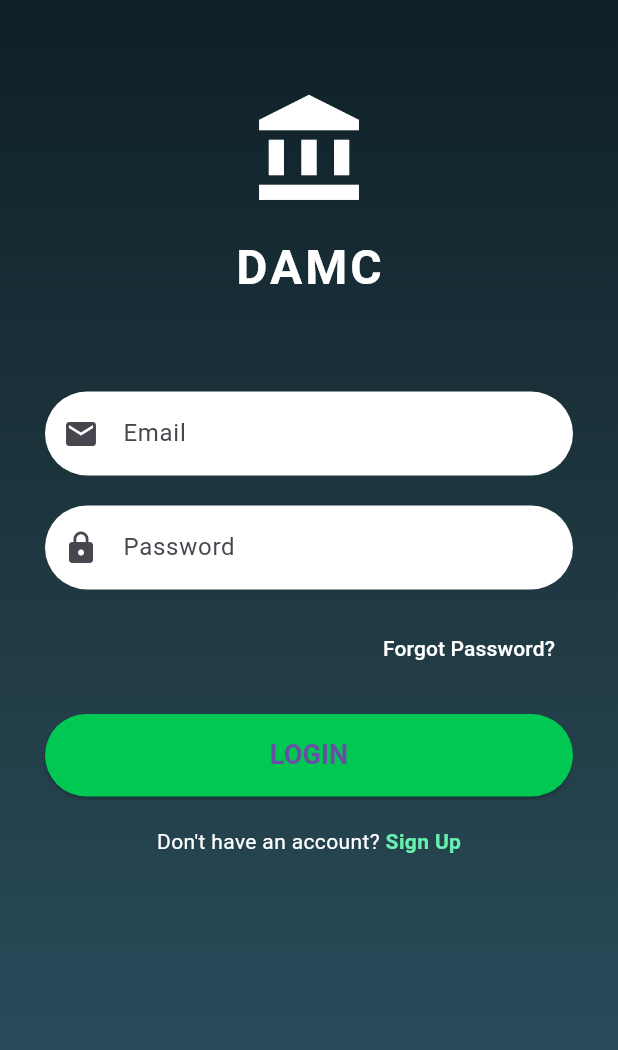
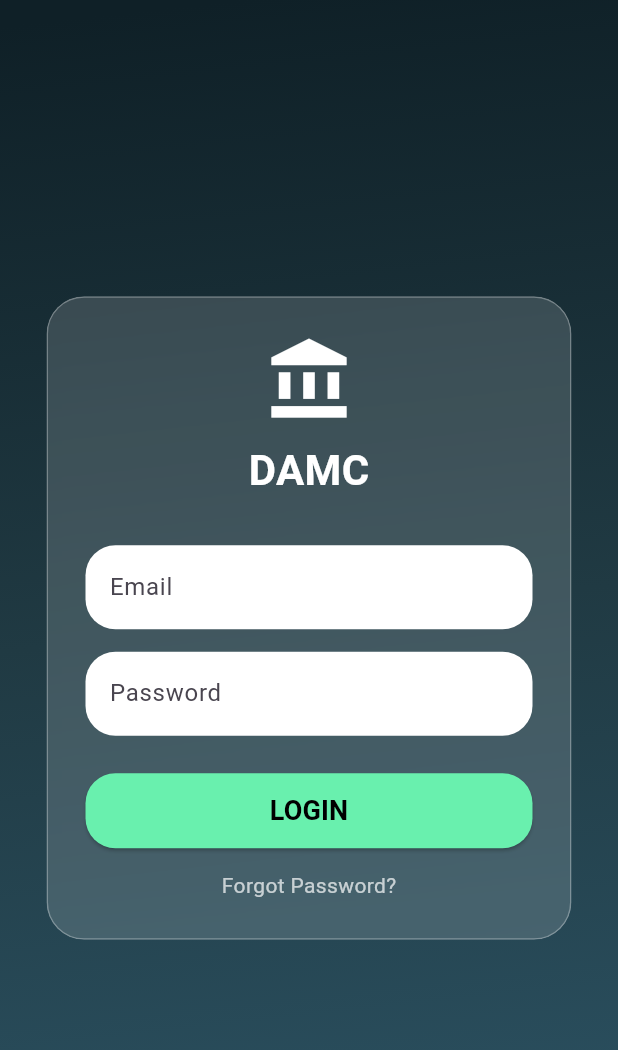
Before and after one commit to Sattwik-source/damc_app, a Flutter app: the screen it shows after launch, on a phone screen of 412 x 824 dp. Shown: the top 1050 px of the screen. Run offline on Flutter 3.47's test engine with Material 3 defaults, Android fonts, the light colour scheme and no system bars.

Commit message:
2 commit

```diff
--- a/lib/login_page.dart
+++ b/lib/login_page.dart
@@ -1,74 +1,103 @@
+import 'dart:ui';
 import 'package:flutter/material.dart';
 
-class LoginPage extends StatelessWidget {
+class LoginPage extends StatefulWidget {
   const LoginPage({super.key});
+
+  @override
+  State<LoginPage> createState() => _LoginPageState();
+}
+
+class _LoginPageState extends State<LoginPage>
+    with SingleTickerProviderStateMixin {
+  late AnimationController controller;
+  late Animation<double> animation;
+
+  @override
+  void initState() {
+    super.initState();
+
+    controller = AnimationController(
+      vsync: this,
+      duration: const Duration(seconds: 10),
+    )..repeat(reverse: true);
+
+    animation = Tween<double>(begin: 0, end: 1).animate(controller);
+  }
 
   @override
   Widget build(BuildContext context) {
     return Scaffold(
-      body: Container(
-        width: double.infinity,
-        decoration: const BoxDecoration(
+      resizeToAvoidBottomInset: true,
+
+      body: AnimatedBuilder(
+        animation: animation,
+        builder: (context, child) {
+          return Container(
+            decoration: BoxDecoration(
               gradient: LinearGradient(
-            colors: [Color(0xff0f2027), Color(0xff203a43), Color(0xff2c5364)],
-            begin: Alignment.topCenter,
-            end: Alignment.bottomCenter,
+                begin: Alignment(-1 + animation.value, -1),
+                end: Alignment(1 - animation.value, 1),
+                colors: const [
+                  Color(0xff0f2027),
+                  Color(0xff203a43),
+                  Color(0xff2c5364),
+                ],
               ),
             ),
-        child: SafeArea(
+
+            child: Center(
+              child: SingleChildScrollView(
                 child: Padding(
-            padding: const EdgeInsets.symmetric(horizontal: 30),
+                  padding: const EdgeInsets.all(20),
+
+                  child: ClipRRect(
+                    borderRadius: BorderRadius.circular(25),
+
+                    child: BackdropFilter(
+                      filter: ImageFilter.blur(sigmaX: 15, sigmaY: 15),
+
+                      child: Container(
+                        width: 350,
+                        padding: const EdgeInsets.all(25),
+
+                        decoration: BoxDecoration(
+                          color: Colors.white.withOpacity(0.15),
+                          borderRadius: BorderRadius.circular(25),
+                          border: Border.all(
+                            color: Colors.white.withOpacity(0.3),
+                          ),
+                        ),
+
                         child: Column(
+                          mainAxisSize: MainAxisSize.min,
                           children: [
-                const SizedBox(height: 60),
-
-                // Logo
                             const Icon(
                               Icons.account_balance,
-                  size: 80,
+                              size: 60,
                               color: Colors.white,
                             ),
 
-                const SizedBox(height: 15),
+                            const SizedBox(height: 10),
 
                             const Text(
                               "DAMC",
                               style: TextStyle(
-                    fontSize: 32,
+                                fontSize: 28,
+                                color: Colors.white,
                                 fontWeight: FontWeight.bold,
-                    color: Colors.white,
-                    letterSpacing: 2,
                               ),
                             ),
 
-                const SizedBox(height: 60),
+                            const SizedBox(height: 30),
 
-                // Email Field
                             TextField(
                               decoration: InputDecoration(
                                 hintText: "Email",
                                 filled: true,
                                 fillColor: Colors.white,
-                    prefixIcon: const Icon(Icons.email),
                                 border: OutlineInputBorder(
-                      borderRadius: BorderRadius.circular(30),
-                      borderSide: BorderSide.none,
-                    ),
-                  ),
-                ),
-
-                const SizedBox(height: 20),
-
-                // Password Field
-                TextField(
-                  obscureText: true,
-                  decoration: InputDecoration(
-                    hintText: "Password",
-                    filled: true,
-                    fillColor: Colors.white,
-                    prefixIcon: const Icon(Icons.lock),
-                    border: OutlineInputBorder(
-                      borderRadius: BorderRadius.circular(30),
+                                  borderRadius: BorderRadius.circular(20),
                                   borderSide: BorderSide.none,
                                 ),
                               ),
@@ -76,65 +105,65 @@ class LoginPage extends StatelessWidget {
 
                             const SizedBox(height: 15),
 
-                Align(
-                  alignment: Alignment.centerRight,
-                  child: TextButton(
-                    onPressed: () {},
-                    child: const Text(
-                      "Forgot Password?",
-                      style: TextStyle(color: Colors.white),
+                            TextField(
+                              obscureText: true,
+                              decoration: InputDecoration(
+                                hintText: "Password",
+                                filled: true,
+                                fillColor: Colors.white,
+                                border: OutlineInputBorder(
+                                  borderRadius: BorderRadius.circular(20),
+                                  borderSide: BorderSide.none,
                                 ),
                               ),
                             ),
 
-                const SizedBox(height: 20),
+                            const SizedBox(height: 25),
 
-                // Login Button
                             SizedBox(
                               width: double.infinity,
-                  height: 55,
+                              height: 50,
+
                               child: ElevatedButton(
-                    onPressed: () {},
                                 style: ElevatedButton.styleFrom(
-                      backgroundColor: const Color(0xff00c853),
+                                  backgroundColor: Colors.greenAccent,
                                   shape: RoundedRectangleBorder(
-                        borderRadius: BorderRadius.circular(30),
+                                    borderRadius: BorderRadius.circular(20),
                                   ),
                                 ),
+
+                                onPressed: () {
+                                  FocusScope.of(context).unfocus();
+                                },
+
                                 child: const Text(
                                   "LOGIN",
                                   style: TextStyle(
                                     fontSize: 18,
+                                    color: Colors.black,
                                     fontWeight: FontWeight.bold,
                                   ),
                                 ),
                               ),
                             ),
 
-                const SizedBox(height: 20),
+                            const SizedBox(height: 15),
 
-                // Signup
-                Row(
-                  mainAxisAlignment: MainAxisAlignment.center,
-                  children: const [
-                    Text(
-                      "Don't have an account? ",
-                      style: TextStyle(color: Colors.white),
-                    ),
-                    Text(
-                      "Sign Up",
-                      style: TextStyle(
-                        color: Colors.greenAccent,
-                        fontWeight: FontWeight.bold,
-                      ),
-                    ),
-                  ],
+                            const Text(
+                              "Forgot Password?",
+                              style: TextStyle(color: Colors.white70),
                             ),
                           ],
                         ),
                       ),
                     ),
                   ),
+                ),
+              ),
+            ),
+          );
+        },
+      ),
     );
   }
 }
--- a/pubspec.yaml
+++ b/pubspec.yaml
@@ -87,7 +87,3 @@ flutter:
   #
   # For details regarding fonts from package dependencies,
   # see https://flutter.dev/to/font-from-package
-flutter_launcher_icons:
-  android: true
-  ios: true
-  image_path: assets/icon/app_icon.png
```
Lines whose indentation alone changed are shown as unchanged.
